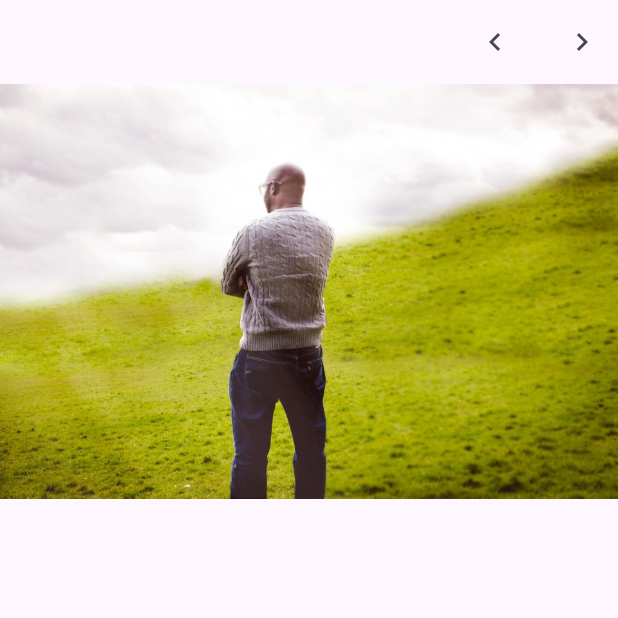
After one commit to dina-seng/mobile-W7, a Flutter app: the screen it shows after launch, after a tap on the "navigate before" icon, on a phone screen of 412 x 824 dp, the top half of it. The commit adds this screen. Run offline on Flutter 3.47's test engine with Material 3 defaults, Android fonts, the phone set to English and light mode, and no system bars.

Commit message:
Complee xe3

```diff
--- /dev/null
+++ b/lib/ex3_image_gallery/ex3_screen.dart
@@ -0,0 +1,53 @@
+import 'package:flutter/material.dart';
+
+class Ex3Screen extends StatefulWidget {
+  const Ex3Screen({super.key});
+
+  @override
+  State<Ex3Screen> createState() => _Ex3ScreenState();
+}
+
+class _Ex3ScreenState extends State<Ex3Screen> {
+  List<String> images = [
+    "assets/bird.jpg",
+    "assets/bird2.jpg",
+    "assets/insect.jpg",
+    "assets/girl.jpg",
+    "assets/man.jpg",
+  ];
+
+  int currentIndex = 0;
+
+  void showPrevious() {
+    setState(() {
+      currentIndex = (currentIndex - 1 + images.length) % images.length;
+    });
+  }
+
+  void showNext() {
+    setState(() {
+      currentIndex = (currentIndex + 1) % images.length;
+    });
+  }
+
+  @override
+  Widget build(BuildContext context) {
+    return Scaffold(
+      appBar: AppBar(
+        actions: [
+          IconButton(
+            onPressed: showPrevious,
+            icon: const Icon(Icons.navigate_before),
+          ),
+          SizedBox(width: 10),
+          IconButton(
+            onPressed: showNext,
+            icon: const Icon(Icons.navigate_next),
+          ),
+        ],
+      ),
+
+      body: Image.asset(images[currentIndex]),
+    );
+  }
+}
--- a/lib/main.dart
+++ b/lib/main.dart
@@ -2,9 +2,10 @@ import 'package:flutter/material.dart';
 
 import 'ex1_selectable_button/ex1_screen.dart';
 import 'ex2_favorite_cards/ex2_screen.dart';
+import 'ex3_image_gallery/ex3_screen.dart';
 
 void main() {
   runApp(
-    const MaterialApp(debugShowCheckedModeBanner: false, home: Ex2Screen()),
+    const MaterialApp(debugShowCheckedModeBanner: false, home: Ex3Screen()),
   );
 }
```
Also changed, not shown: pubspec.yaml (+4 -4 lines), assets/bird.jpg (added), assets/bird2.jpg (added), assets/girl.jpg (added), assets/insect.jpg (added), assets/man.jpg (added).
